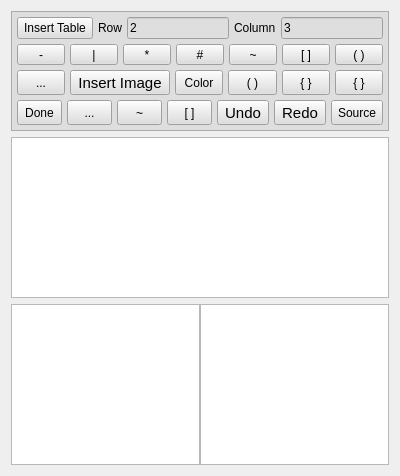
Before: the Qt Designer form src/dlgMemos.ui in ic005k/Knot-Legacy, drawn with Qt 5.
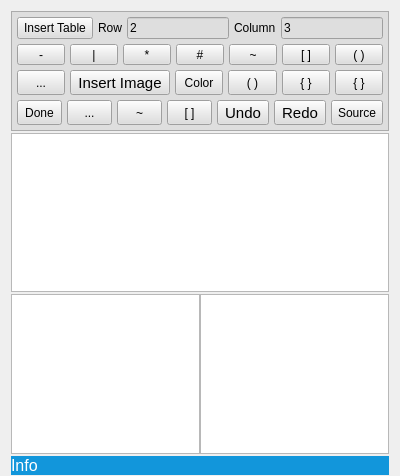
After: the same form once the commit is applied. Icons and pictures are not drawn.

Commit message: Optimized the memo

```diff
--- a/src/dlgMemos.ui
+++ b/src/dlgMemos.ui
@@ -14,6 +14,12 @@
    <string>Dialog</string>
   </property>
   <layout class="QVBoxLayout" name="verticalLayout_2">
+   <property name="spacing">
+    <number>2</number>
+   </property>
+   <property name="bottomMargin">
+    <number>1</number>
+   </property>
    <item>
     <widget class="QFrame" name="frameFun">
      <property name="minimumSize">
@@ -632,6 +638,22 @@
      </item>
     </layout>
    </item>
+   <item>
+    <widget class="QLabel" name="lblInfo">
+     <property name="font">
+      <font>
+       <pointsize>12</pointsize>
+      </font>
+     </property>
+     <property name="styleSheet">
+      <string notr="true">background-color: rgb(18, 150, 219);
+color: rgb(255, 255, 255);</string>
+     </property>
+     <property name="text">
+      <string>Info</string>
+     </property>
+    </widget>
+   </item>
   </layout>
  </widget>
  <resources>
```
The commit also changes 4 other files.
